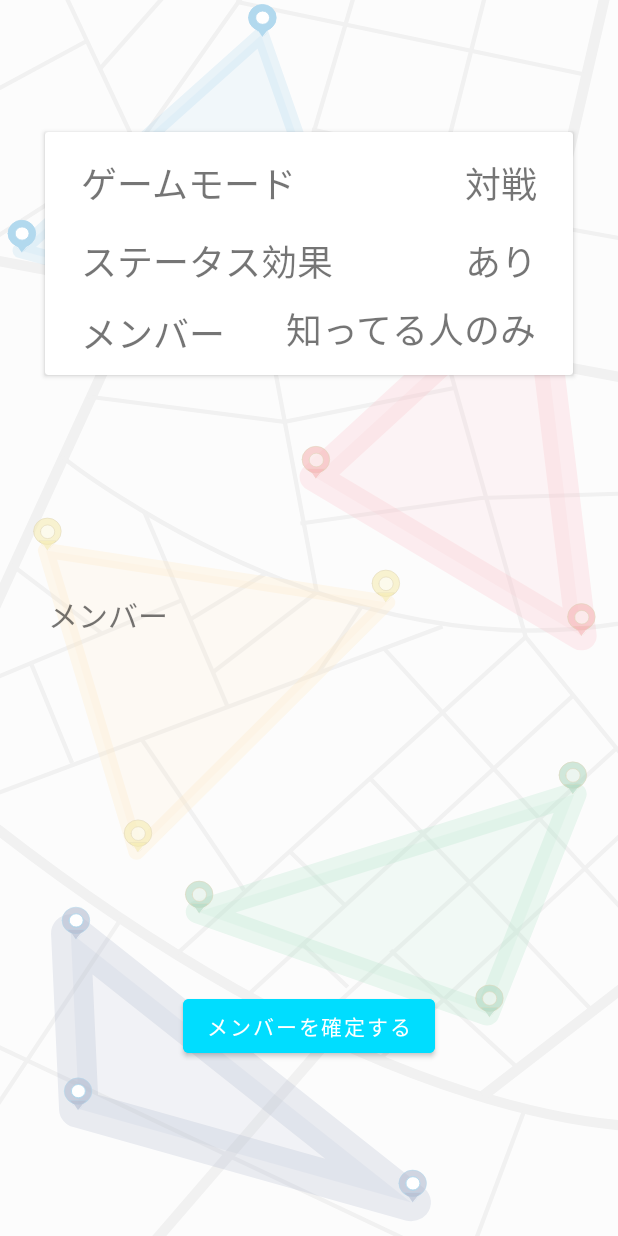
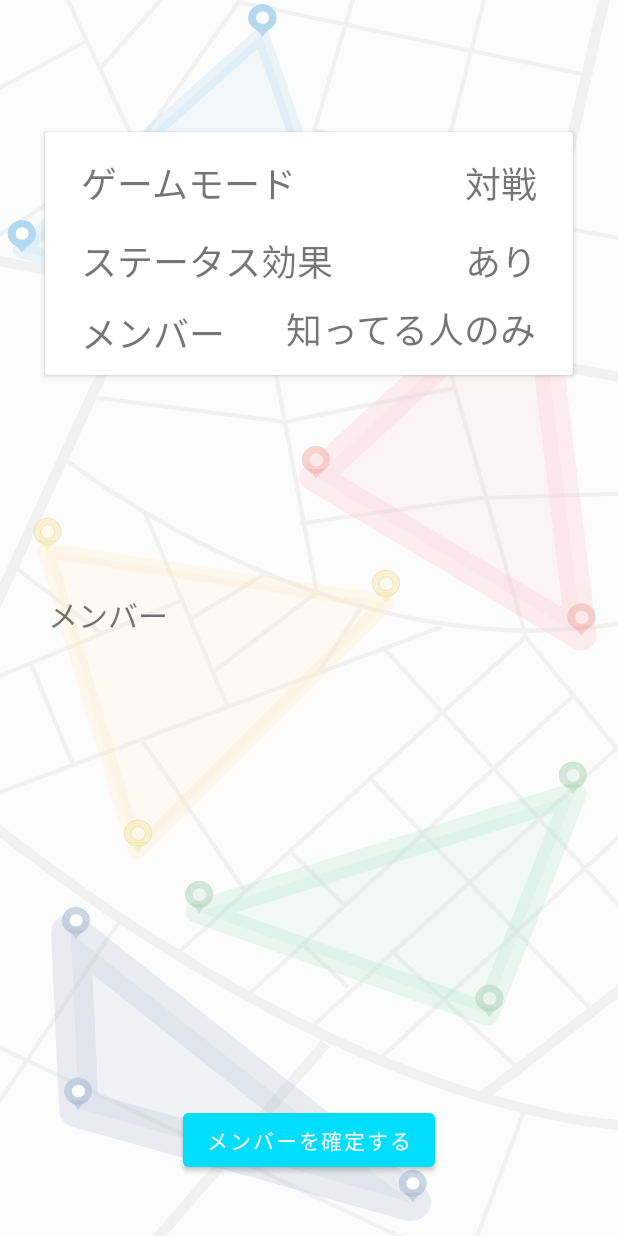
Before and after one commit to ko-t/PL2_Spread, an Android app: the MemberSelect screen opened directly, with no data from a screen before it, on a phone screen of 412 x 824 dp. Run offline under Robolectric (Android 15) with nearby library versions, the light colour scheme and no system bars; our stand-ins replace Firebase (no records; nobody signed in at launch, a user with empty details on screens opened directly).

Commit message:
メンバー選択修正

```diff
--- a/app/src/main/res/layout/memberselect.xml
+++ b/app/src/main/res/layout/memberselect.xml
@@ -12,17 +12,19 @@
         android:id="@+id/imageView"
         android:layout_width="match_parent"
         android:layout_height="match_parent"
-        app:srcCompat="@drawable/st_back_vec"
         android:alpha="0.3"
         android:scaleType="fitXY"
         app:layout_constraintBottom_toBottomOf="parent"
         app:layout_constraintEnd_toEndOf="parent"
+        app:layout_constraintHorizontal_bias="0.0"
         app:layout_constraintStart_toStartOf="parent"
-        app:layout_constraintTop_toTopOf="parent" />
+        app:layout_constraintTop_toTopOf="parent"
+        app:layout_constraintVertical_bias="0.0"
+        app:srcCompat="@drawable/st_back_vec" />
 
     <TextView
         android:id="@+id/ms_textview_roomname"
-        android:layout_width="145dp"
+        android:layout_width="wrap_content"
         android:layout_height="52dp"
         android:layout_marginStart="24dp"
         android:layout_marginTop="16dp"
@@ -139,9 +141,11 @@
 
     <ListView
         android:id="@+id/ms_listview_host"
-        android:layout_width="409dp"
+        android:layout_width="0dp"
         android:layout_height="40dp"
+        android:layout_marginStart="32dp"
         android:layout_marginTop="90dp"
+        android:layout_marginEnd="32dp"
         android:layout_marginBottom="64dp"
         app:layout_constraintBottom_toTopOf="@+id/ms_listview_memberlist"
         app:layout_constraintEnd_toEndOf="parent"
@@ -163,9 +167,13 @@
 
     <ListView
         android:id="@+id/ms_listview_memberlist"
-        android:layout_width="413dp"
-        android:layout_height="122dp"
+        android:layout_width="0dp"
+        android:layout_height="0dp"
+        android:layout_marginStart="32dp"
         android:layout_marginTop="180dp"
+        android:layout_marginEnd="32dp"
+        android:layout_marginBottom="128dp"
+        app:layout_constraintBottom_toBottomOf="parent"
         app:layout_constraintEnd_toEndOf="parent"
         app:layout_constraintStart_toStartOf="parent"
         app:layout_constraintTop_toBottomOf="@+id/cardView" />
@@ -182,8 +190,8 @@
         android:id="@+id/ms_button_decision"
         android:layout_width="wrap_content"
         android:layout_height="wrap_content"
-        android:layout_marginTop="24dp"
-        android:layout_marginBottom="32dp"
+        android:layout_marginTop="8dp"
+        android:layout_marginBottom="8dp"
         android:backgroundTint="@android:color/holo_blue_bright"
         android:text="@string/ms_button_decision"
         app:layout_constraintBottom_toBottomOf="parent"
```
